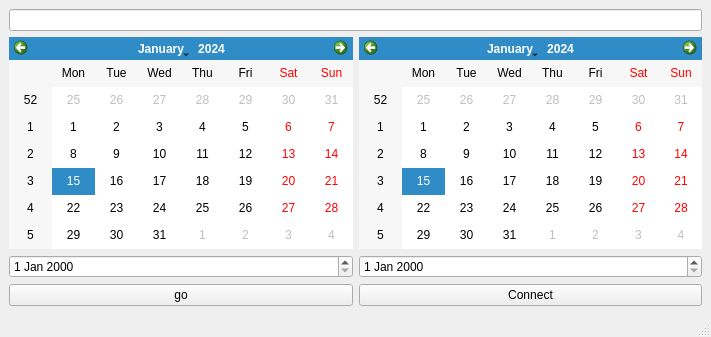
First picture: the form in qtdesigner/untitled.ui, repository s9gf4ult/projs, before the edit.
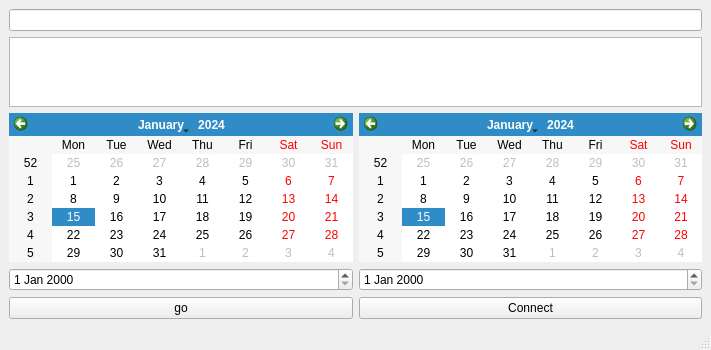
Second picture: the form after the edit.

Diff of the .ui file:
```diff
--- a/qtdesigner/untitled.ui
+++ b/qtdesigner/untitled.ui
@@ -15,20 +15,20 @@
   </property>
   <widget class="QWidget" name="centralwidget">
    <layout class="QGridLayout" name="gridLayout">
-    <item row="4" column="1">
+    <item row="5" column="1">
      <widget class="QDateEdit" name="dateEdit_2"/>
     </item>
-    <item row="4" column="0">
+    <item row="5" column="0">
      <widget class="QDateEdit" name="dateEdit"/>
     </item>
-    <item row="6" column="1">
+    <item row="7" column="1">
      <widget class="QPushButton" name="pushButton_2">
       <property name="text">
        <string>Connect</string>
       </property>
      </widget>
     </item>
-    <item row="6" column="0">
+    <item row="7" column="0">
      <widget class="QPushButton" name="pushButton">
       <property name="text">
        <string>go</string>
@@ -38,12 +38,15 @@
     <item row="1" column="0" colspan="2">
      <widget class="QLineEdit" name="lineEdit"/>
     </item>
-    <item row="2" column="1">
+    <item row="3" column="1">
      <widget class="QCalendarWidget" name="calendarWidget_2"/>
     </item>
-    <item row="2" column="0">
+    <item row="3" column="0">
      <widget class="QCalendarWidget" name="calendarWidget"/>
     </item>
+    <item row="2" column="0" colspan="2">
+     <widget class="QListWidget" name="listWidget"/>
+    </item>
    </layout>
   </widget>
   <widget class="QMenuBar" name="menubar">
```
Left out of the diff: 46 changed lines with no effect on the pictures.
